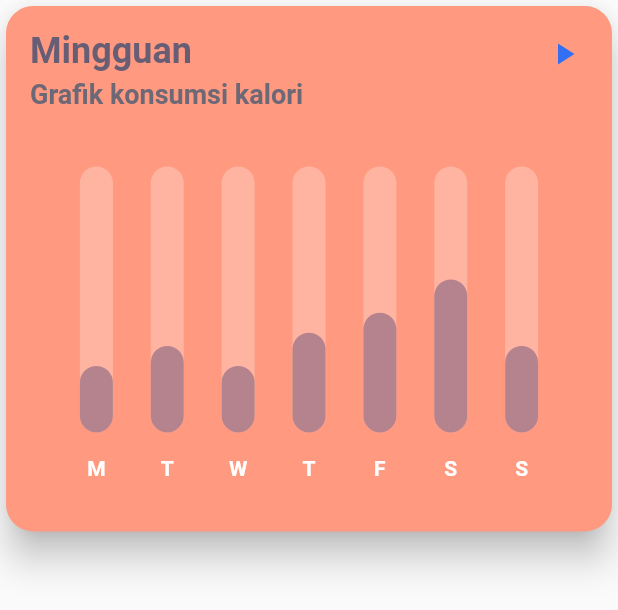
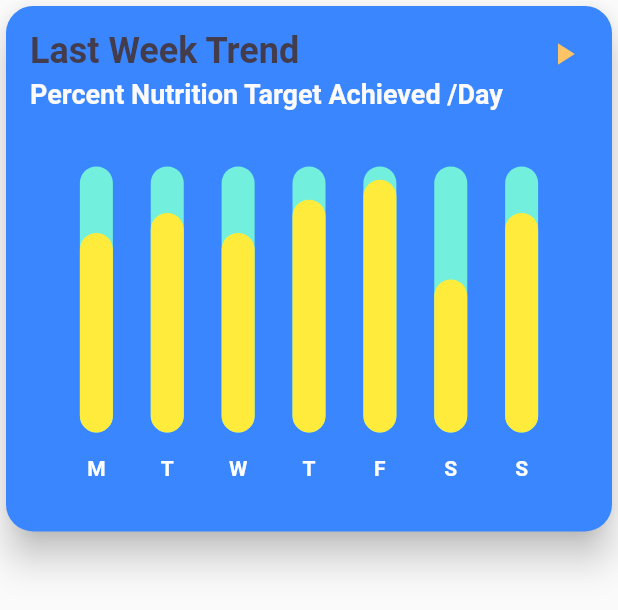
Before and after one commit to harnarayans/the_diet_plan, a Flutter app: the BarChart1 widget shown alone on an empty page, opened directly, on a phone screen of 412 x 824 dp. Shown: the top 610 px of the screen. Run offline on Flutter 3.47's test engine with Material 2 defaults, Android fonts, the phone set to English and light mode, and no system bars; drawn by our look-alikes of fl_chart; our stand-ins replace clay_containers, cloud_firestore, convert, firebase_auth, firebase_core, google_sign_in and 3 more; missing offline and left inert: flutter_multi_chip_select, multiselectable_dropdown; accounts and stored records are empty.

Commit message:
Nutrition tracking app version - 1.0

```diff
--- a/lib/CustomWidgets/BarChart1.dart
+++ b/lib/CustomWidgets/BarChart1.dart
@@ -3,6 +3,7 @@ import 'dart:math';
 
 import 'package:fl_chart/fl_chart.dart';
 import 'package:flutter/material.dart';
+import 'package:thedietplan/CustomWidgets/GradientDecoration.dart';
 
 class BarChart1 extends StatefulWidget {
   final List<Color> availableColors = [
@@ -11,7 +12,7 @@ class BarChart1 extends StatefulWidget {
     Colors.lightBlue,
     Colors.orange,
     Colors.pink,
-    Colors.redAccent,
+    Colors.green,
   ];
 
   @override
@@ -19,7 +20,7 @@ class BarChart1 extends StatefulWidget {
 }
 
 class BarChart1State extends State<BarChart1> {
-  final Color barBackgroundColor = const Color(0xffffb4a2);
+  final Color barBackgroundColor = const Color(0xff72efdd);
   final Duration animDuration = const Duration(milliseconds: 250);
 
   int touchedIndex;
@@ -33,7 +34,7 @@ class BarChart1State extends State<BarChart1> {
       child: Card(
         elevation: 10,
         shape: RoundedRectangleBorder(borderRadius: BorderRadius.circular(18)),
-        color: const Color(0xffff9980),
+        color: GradientDecoration.getGraphBackgroundColor(),
         child: Stack(
           children: <Widget>[
             Padding(
@@ -44,17 +45,17 @@ class BarChart1State extends State<BarChart1> {
                 mainAxisSize: MainAxisSize.max,
                 children: <Widget>[
                   Text(
-                    'Mingguan',
+                    'Last Week Trend',
                     style: TextStyle(
-                        color: const Color(0xff675e75), fontSize: 24, fontWeight: FontWeight.bold),
+                        color: GradientDecoration.getButtonTextColor(), fontSize: 24, fontWeight: FontWeight.bold),
                   ),
                   const SizedBox(
                     height: 4,
                   ),
                   Text(
-                    'Grafik konsumsi kalori',
+                    'Percent Nutrition Target Achieved /Day',
                     style: TextStyle(
-                        color: const Color(0xff6d6875), fontSize: 18, fontWeight: FontWeight.bold),
+                        color: GradientDecoration.getFontColor(), fontSize: 18, fontWeight: FontWeight.bold),
                   ),
                   const SizedBox(
                     height: 38,
@@ -81,7 +82,7 @@ class BarChart1State extends State<BarChart1> {
                 child: IconButton(
                   icon: Icon(
                     isPlaying ? Icons.pause : Icons.play_arrow,
-                    color: const Color(0xff336ff2),
+                    color: Color(0xffffc466),
                   ),
                   onPressed: () {
                     setState(() {
@@ -104,7 +105,7 @@ class BarChart1State extends State<BarChart1> {
       int x,
       double y, {
         bool isTouched = false,
-        Color barColor = const Color(0xffb5838d),
+        Color barColor = Colors.yellow,
         double width = 22,
         List<int> showTooltips = const [],
       }) {
@@ -113,7 +114,7 @@ class BarChart1State extends State<BarChart1> {
       barRods: [
         BarChartRodData(
           y: isTouched ? y + 1 : y,
-          color: isTouched ? Colors.yellow : barColor,
+          color: isTouched ? Colors.greenAccent : barColor,
           width: width,
           backDrawRodData: BackgroundBarChartRodData(
             show: true,
@@ -129,19 +130,19 @@ class BarChart1State extends State<BarChart1> {
   List<BarChartGroupData> showingGroups() => List.generate(7, (i) {
     switch (i) {
       case 0:
-        return makeGroupData(0, 5, isTouched: i == touchedIndex);
+        return makeGroupData(0, 15, isTouched: i == touchedIndex);
       case 1:
-        return makeGroupData(1, 6.5, isTouched: i == touchedIndex);
+        return makeGroupData(1, 16.5, isTouched: i == touchedIndex);
       case 2:
-        return makeGroupData(2, 5, isTouched: i == touchedIndex);
+        return makeGroupData(2, 15, isTouched: i == touchedIndex);
       case 3:
-        return makeGroupData(3, 7.5, isTouched: i == touchedIndex);
+        return makeGroupData(3, 17.5, isTouched: i == touchedIndex);
       case 4:
-        return makeGroupData(4, 9, isTouched: i == touchedIndex);
+        return makeGroupData(4, 19, isTouched: i == touchedIndex);
       case 5:
         return makeGroupData(5, 11.5, isTouched: i == touchedIndex);
       case 6:
-        return makeGroupData(6, 6.5, isTouched: i == touchedIndex);
+        return makeGroupData(6, 16.5, isTouched: i == touchedIndex);
       default:
         return null;
     }
--- a/lib/CustomWidgets/Chips.dart
+++ b/lib/CustomWidgets/Chips.dart
@@ -1,5 +1,6 @@
 import 'package:flutter/material.dart';
 import 'package:provider/provider.dart';
+import 'package:thedietplan/CustomWidgets/GradientDecoration.dart';
 import 'package:thedietplan/models/FoodModel.dart';
 import 'package:thedietplan/types/FoodItem.dart';
 
@@ -23,13 +24,13 @@ class Chips extends StatelessWidget {
             crossAxisAlignment: CrossAxisAlignment.center,
             children: <Widget>[
               Text(title, style: TextStyle(
-                  color: Colors.black,
+                  color: GradientDecoration.getButtonTextColor(),
                   fontSize: 14
               ),),
               Icon(Icons.close, size: 20,),
             ],
           ),
-          color: Color(0XFFb56d7b),
+          color: Color(0XFF79b0f2),
         ),
       ),
     );
--- a/lib/CustomWidgets/GoogleLoginButton.dart
+++ b/lib/CustomWidgets/GoogleLoginButton.dart
@@ -25,7 +25,7 @@ class GoogleLoginButton{
       },
       shape: RoundedRectangleBorder(borderRadius: BorderRadius.circular(40)),
       child: ClayContainer(
-        color: Color(0xffffcdb2),
+        color: Color(0xff56cfe1),
         depth: 40,
         height: 50,
         child: Row(
@@ -39,7 +39,7 @@ class GoogleLoginButton{
                 style: TextStyle(
                   fontSize: 20,
                   fontWeight: FontWeight.w500,
-                  color: Color(0xff6d6875),
+                  color: GradientDecoration.getButtonTextColor(),
                 ),
               ),
             )
--- a/lib/CustomWidgets/GradientDecoration.dart
+++ b/lib/CustomWidgets/GradientDecoration.dart
@@ -3,10 +3,8 @@ import 'package:flutter/material.dart';
 
 class GradientDecoration {
   static BoxDecoration getDecoration () {
-    return BoxDecoration(gradient: LinearGradient(
-      colors: [Color(0XFFcca48f), Color(0xffffcdb2)],
-      begin: Alignment.topRight,
-      end: Alignment.bottomLeft,) );
+    return BoxDecoration(
+      color: Color(0xffb3f5ff));
   }
   static BoxDecoration getLoginPageDecoration(){
     return BoxDecoration(
@@ -29,4 +27,22 @@ class GradientDecoration {
 
     );
   }
+  static Color getFontColor(){
+    return Color(0xfffcfafa);
+  }
+  static Color getAppBarColor(){
+    return Color(0XFF5e60ce);
+  }
+  static Color getBackGroundColor(){
+    return Color(0xff56cfe1);
+  }
+  static Color getButtonTextColor(){
+    return Color(0xff433c4d);
+  }
+  static Color getGraphBackgroundColor(){
+    return Color(0xff3a86ff);
+  }
+  static Color getGraphContentColor(){
+    return Color(0xFFFFEB3B);
+  }
 }
--- a/lib/main.dart
+++ b/lib/main.dart
@@ -43,7 +43,7 @@ class Loading extends StatelessWidget {
   Widget build(BuildContext context) {
     return MaterialApp(
       home: Scaffold(
-        appBar: new AppBar(title: Text("The Pregnancy App"),),
+        appBar: new AppBar(title: Text("The Nutritions Planner"),),
         backgroundColor: Color(0XFFD569A8),
         body: Container(
           child: Column(
@@ -85,7 +85,7 @@ class MyApp extends StatelessWidget {
         )
       ],
       child: MaterialApp(
-        title: 'The Pregnancy App',
+        title: 'The Nutritions Planner',
         theme: ThemeData(
           // This is the theme of your application.
           //
```
Also changed, not shown: lib/CustomWidgets/PieChart1.dart (+11 -17 lines), lib/pages/CreateDietChart.dart (+4 -3 lines), lib/pages/HomePage.dart (+18 -6 lines), lib/pages/LoginScreen.dart (+4 -5 lines), lib/pages/TrackFood.dart (+4 -3 lines), lib/pages/subpages/CreateDietContent.dart (+11 -10 lines), lib/pages/subpages/HomePageContent.dart (+32 -12 lines), lib/pages/subpages/TrackFoodContent.dart (+6 -9 lines), assets/DP_Logo.png (added), 3 other files.
